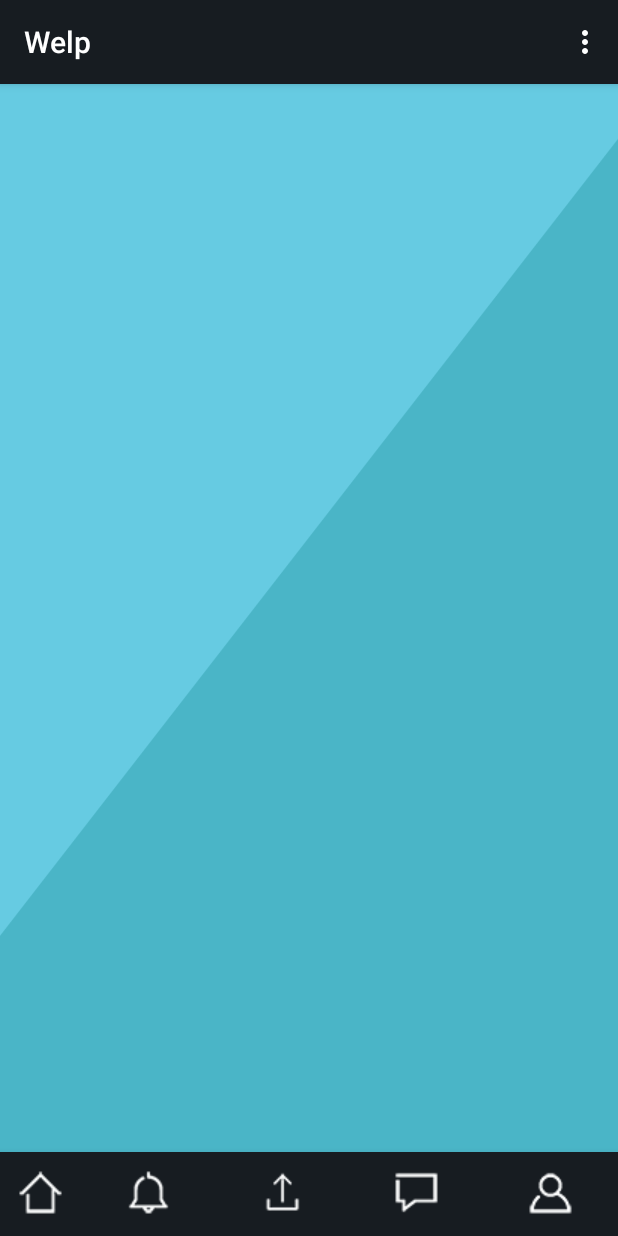
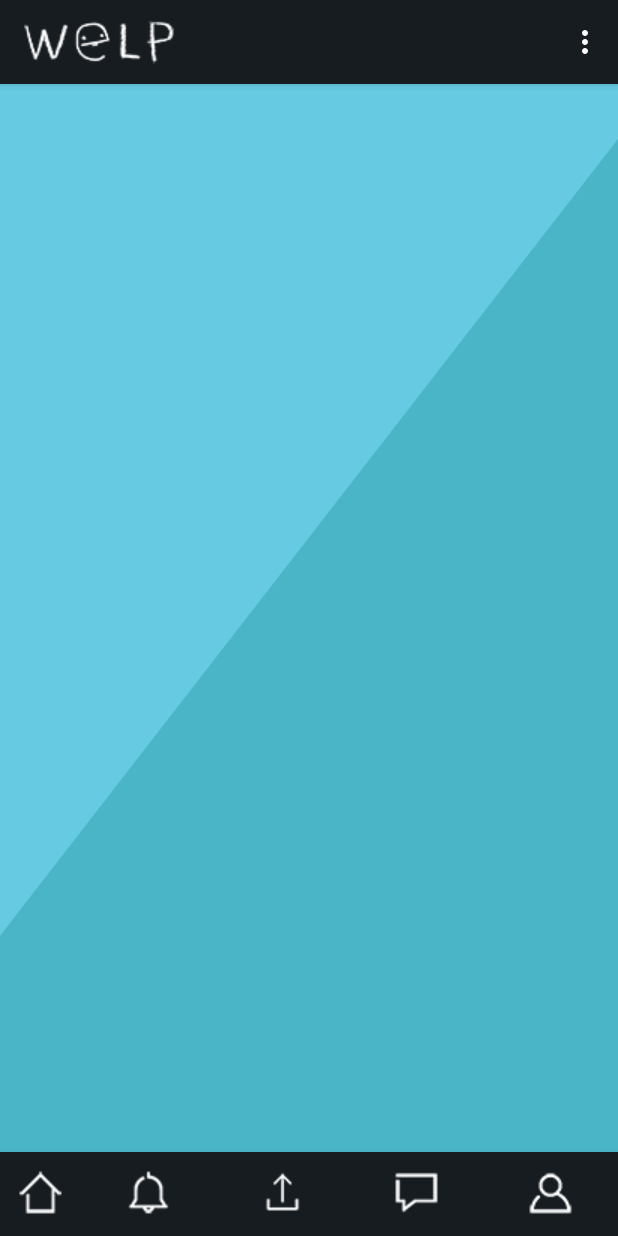
Before and after one commit to Clairverbot/welp, an Android app: the screen it shows after launch once a user with an empty profile is signed in (MainActivity), on a phone screen of 412 x 824 dp. Run offline under Robolectric (Android 15) with nearby library versions, the light colour scheme and no system bars; our stand-ins replace ButterKnife, Firebase (no records; nobody signed in at launch, a user with empty details on screens opened directly); libraries missing offline, so code that uses them is left out: com.firebase.client, com.firebase.ui.

Commit message:
some small updates

```diff
--- a/app/src/main/AndroidManifest.xml
+++ b/app/src/main/AndroidManifest.xml
@@ -10,7 +10,7 @@
         android:theme="@style/AppTheme">
         <activity
             android:name=".MainActivity"
-            android:label="@string/app_name"
+            android:label=""
             android:theme="@style/AppTheme" />
         <activity
             android:name=".SplashScreen"
--- a/app/src/main/java/com/example/clair/welp/MainActivity.java
+++ b/app/src/main/java/com/example/clair/welp/MainActivity.java
@@ -56,6 +56,10 @@ public class MainActivity extends AppCompatActivity {
     protected void onCreate(Bundle savedInstanceState) {
         super.onCreate(savedInstanceState);
         setContentView(R.layout.activity_main);
+
+        getSupportActionBar().setDisplayShowHomeEnabled(true);
+        getSupportActionBar().setLogo(R.drawable.logo);
+        getSupportActionBar().setDisplayUseLogoEnabled(true);
         //region auth
         Username=ANONYMOUS;
         fFirebaseAuth=FirebaseAuth.getInstance();
```
Also changed, not shown: app/src/main/res/drawable/logo.png.
